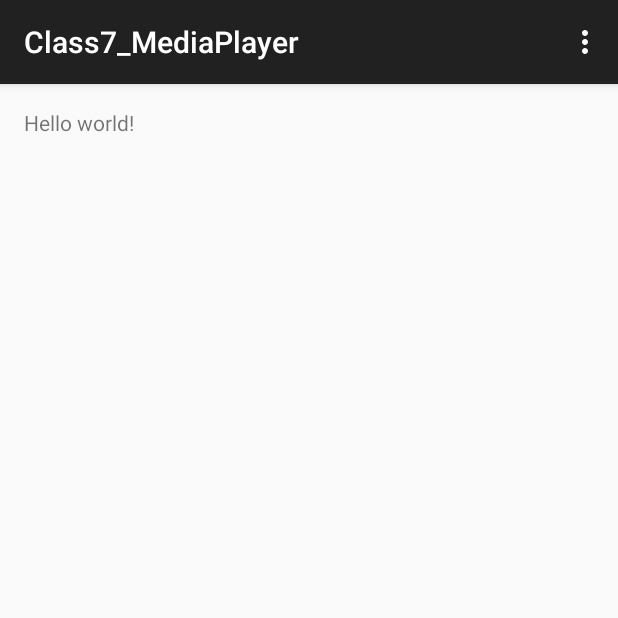
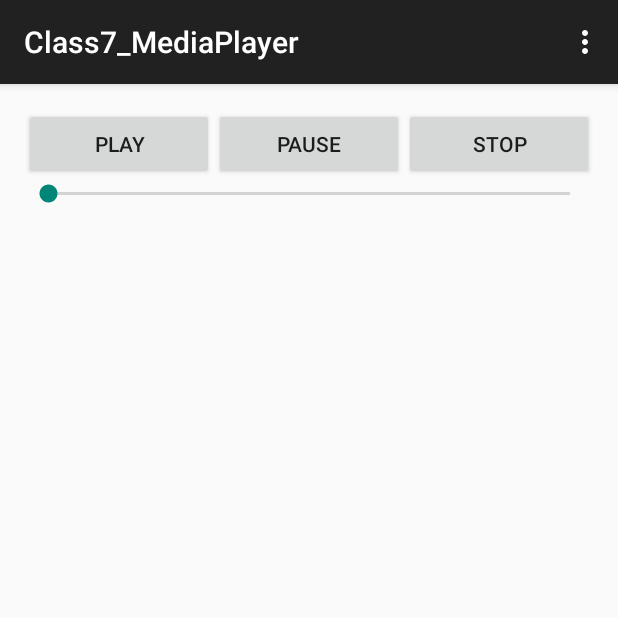
Before and after one commit to l7263626/Class7_MediaPlayer, an Android app: the screen it shows after launch (MainActivity), on a phone screen of 412 x 824 dp, the top half of it. Run offline under Robolectric (Android 15) with nearby library versions, the phone set to English and light mode, and no system bars.

Commit message:
靜態create

```diff
--- a/app/src/main/java/tw/idv/chunhsin/class7_mediaplayer/MainActivity.java
+++ b/app/src/main/java/tw/idv/chunhsin/class7_mediaplayer/MainActivity.java
@@ -1,17 +1,100 @@
 package tw.idv.chunhsin.class7_mediaplayer;
 
+import android.media.MediaPlayer;
 import android.support.v7.app.AppCompatActivity;
 import android.os.Bundle;
 import android.view.Menu;
 import android.view.MenuItem;
+import android.view.View;
+import android.widget.Button;
+import android.widget.SeekBar;
+
+import java.io.IOException;
 
 public class MainActivity extends AppCompatActivity {
 
+    Button button,button2,button3;
+    SeekBar seekBar;
+    MediaPlayer mp;
     @Override
     protected void onCreate(Bundle savedInstanceState) {
         super.onCreate(savedInstanceState);
         setContentView(R.layout.activity_main);
+        findviews();
     }
+
+    void findviews(){
+        button=(Button)findViewById(R.id.button);
+        button.setOnClickListener(onClickListener);
+        button2=(Button)findViewById(R.id.button2);
+        button2.setOnClickListener(onClickListener);
+        button3=(Button)findViewById(R.id.button3);
+        button3.setOnClickListener(onClickListener);
+        seekBar=(SeekBar)findViewById(R.id.seekBar);
+
+    }
+
+    View.OnClickListener onClickListener = new View.OnClickListener() {
+        @Override
+        public void onClick(View view) {
+            switch(view.getId()){
+                case R.id.button:
+                    staticCall();
+                    break;
+                case R.id.button2:
+                    mp.pause();
+                    break;
+                case R.id.button3:
+                    if(mp.isPlaying()){
+                        mp.stop();
+                        mp.release();
+                        mp=null;
+                    }
+                    break;
+            }
+        }
+    };
+
+    void staticCall(){
+        if(mp==null){
+            mp = MediaPlayer.create(this,R.raw.ring);
+        }
+        if(!mp.isPlaying()){
+            mp.start();
+            new Thread(new Runnable() {
+                @Override
+                public void run() {
+                    while(mp.isPlaying()){
+                        final int curPos = mp.getCurrentPosition();
+                        seekBar.post(new Runnable() {
+                            @Override
+                            public void run() {
+                                seekBar.setScaleX(curPos);
+                            }
+                        });
+
+                    }
+                }
+            });
+        }
+    }
+
+    SeekBar.OnSeekBarChangeListener onSeekBarChangeListener = new SeekBar.OnSeekBarChangeListener() {
+        @Override
+        public void onProgressChanged(SeekBar seekBarr, int progress, boolean fromUser) {
+
+        }
+
+        @Override
+        public void onStartTrackingTouch(SeekBar seekBar) {
+
+        }
+
+        @Override
+        public void onStopTrackingTouch(SeekBar seekBar) {
+
+        }
+    };
 
     @Override
     public boolean onCreateOptionsMenu(Menu menu) {
--- a/app/src/main/res/layout/activity_main.xml
+++ b/app/src/main/res/layout/activity_main.xml
@@ -5,7 +5,43 @@
     android:paddingTop="@dimen/activity_vertical_margin"
     android:paddingBottom="@dimen/activity_vertical_margin" tools:context=".MainActivity">
 
-    <TextView android:text="@string/hello_world" android:layout_width="wrap_content"
-        android:layout_height="wrap_content" />
+    <LinearLayout
+        android:orientation="horizontal"
+        android:layout_width="match_parent"
+        android:layout_height="wrap_content"
+        android:id="@+id/linearLayout">
 
+        <Button
+            android:layout_width="match_parent"
+            android:layout_height="wrap_content"
+            android:text="Play"
+            android:id="@+id/button"
+            android:layout_weight="1" />
+
+        <Button
+            android:layout_width="match_parent"
+            android:layout_height="wrap_content"
+            android:text="Pause"
+            android:id="@+id/button2"
+            android:layout_weight="1" />
+
+        <Button
+            android:layout_width="match_parent"
+            android:layout_height="wrap_content"
+            android:text="Stop"
+            android:id="@+id/button3"
+            android:layout_weight="1" />
+    </LinearLayout>
+
+    <LinearLayout
+        android:orientation="vertical"
+        android:layout_width="match_parent"
+        android:layout_height="match_parent"
+        android:layout_below="@+id/linearLayout">
+
+        <SeekBar
+            android:layout_width="match_parent"
+            android:layout_height="wrap_content"
+            android:id="@+id/seekBar" />
+    </LinearLayout>
 </RelativeLayout>
```
Also changed, not shown: 3 other files.
